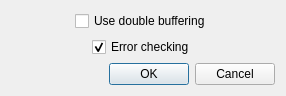
Old version of the form gui/ui/retracerdialog.ui in the repository apitrace/apitrace.
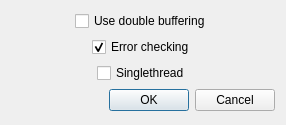
New version of the form.

Diff of the .ui file:
```diff
--- a/gui/ui/retracerdialog.ui
+++ b/gui/ui/retracerdialog.ui
@@ -10,7 +10,7 @@
     <x>0</x>
     <y>0</y>
     <width>286</width>
-    <height>94</height>
+    <height>125</height>
    </rect>
   </property>
   <property name="windowTitle">
@@ -100,6 +100,49 @@
      </item>
     </layout>
    </item>
+   <item>
+    <layout class="QHBoxLayout" name="horizontalLayout_3">
+     <item>
+      <spacer name="horizontalSpacer_5">
+       <property name="orientation">
+        <enum>Qt::Horizontal</enum>
+       </property>
+       <property name="sizeHint" stdset="0">
+        <size>
+         <width>40</width>
+         <height>20</height>
+        </size>
+       </property>
+      </spacer>
+     </item>
+     <item>
+      <widget class="QCheckBox" name="singlethreadCB">
+       <property name="sizePolicy">
+        <sizepolicy hsizetype="Minimum" vsizetype="Fixed">
+         <horstretch>0</horstretch>
+         <verstretch>0</verstretch>
+        </sizepolicy>
+       </property>
+       <property name="text">
+        <string>Singlethread</string>
+       </property>
+      </widget>
+     </item>
+     <item>
+      <spacer name="horizontalSpacer_6">
+       <property name="orientation">
+        <enum>Qt::Horizontal</enum>
+       </property>
+       <property name="sizeHint" stdset="0">
+        <size>
+         <width>40</width>
+         <height>20</height>
+        </size>
+       </property>
+      </spacer>
+     </item>
+    </layout>
+   </item>
    <item>
     <widget class="QDialogButtonBox" name="buttonBox">
      <property name="orientation">
```
